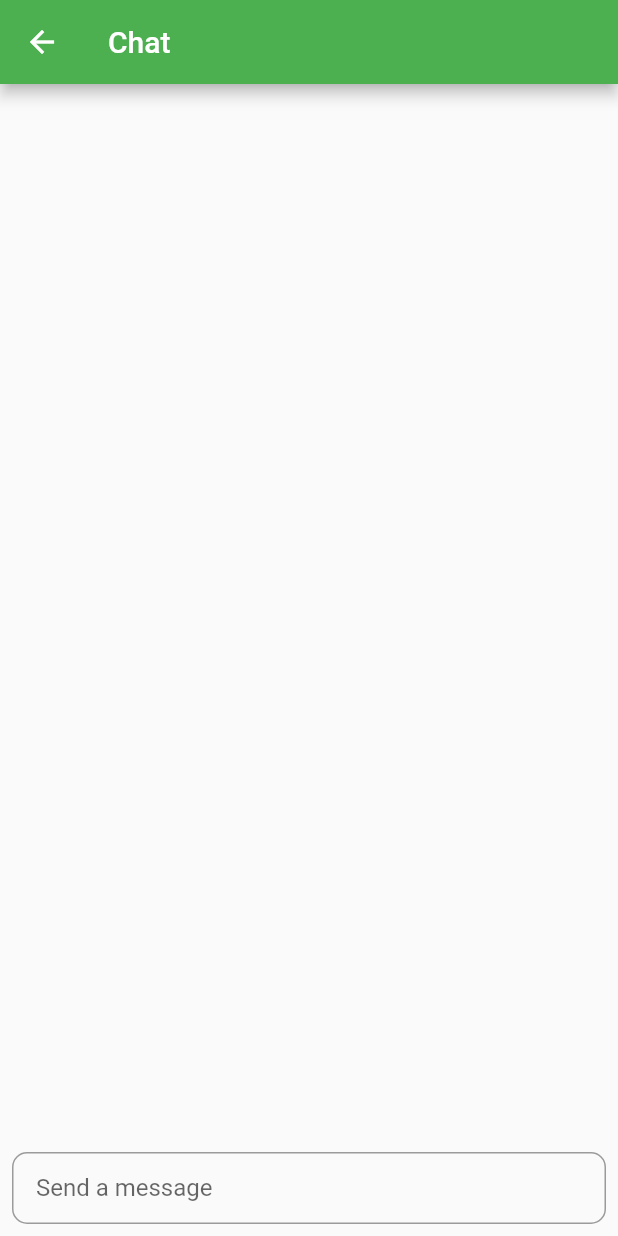
After one commit to malavikaac/Flutter_video_config_agora, a Flutter app: the ChatScreen screen opened directly, on a phone screen of 412 x 824 dp. The commit adds this screen. Run offline on Flutter 3.47's test engine with Material 2 defaults, Android fonts, the phone set to English and light mode, and no system bars; missing offline and left inert: agora_uikit.

Commit message:
chat Screen UI

```diff
--- a/lib/chat/chat.dart
+++ /dev/null
@@ -1 +0,0 @@
-import 'package:flutter/material.dart';
--- /dev/null
+++ b/lib/chat/views/chatScreen.dart
@@ -0,0 +1,37 @@
+import 'package:flutter/material.dart';
+import 'package:flutter_call_demo/chat/widgets/message_text_field.dart';
+
+import '../widgets/message_bubble.dart';
+
+class ChatScreen extends StatelessWidget {
+  const ChatScreen({super.key});
+
+  @override
+  Widget build(BuildContext context) {
+    return Scaffold(
+      appBar: AppBar(
+        title:Text('Chat') ,
+        ),
+        body: Column(
+          children: [
+            Expanded(
+              child: ListView.separated(
+                padding: EdgeInsets.only(bottom: 16),
+                reverse: true,
+                itemBuilder: (BuildContext context, int index) => SizedBox.shrink(),
+                 itemCount: 0,
+                 separatorBuilder: (BuildContext context, int index) => SizedBox(height: 16,),
+              ),
+            ),
+            const MessageTextField(),
+          ],
+        ),
+    );
+  }
+}
+
+const _messages = <MessageBubble>[
+  MessageBubble(
+    profileImageUrl: 'https://images.unsplash.com/photo-1677431532210-19204d5eee40?ixlib=rb-4.0.3&ixid=MnwxMjA3fDB8MHxwaG90by1wYWdlfHx8fGVufDB8fHx8&auto=format&fit=crop&w=688&q=80',
+  )
+];
--- /dev/null
+++ b/lib/chat/widgets/message_text_field.dart
@@ -0,0 +1,28 @@
+import 'package:flutter/material.dart';
+
+class MessageTextField extends StatelessWidget {
+  const MessageTextField({super.key});
+
+  @override
+  Widget build(BuildContext context) {
+    return SafeArea(
+      child: Padding(
+        padding: const EdgeInsets.all(8.0),
+        child: TextField(
+          textAlignVertical: TextAlignVertical.center,
+          textCapitalization: TextCapitalization.sentences,
+          textInputAction: TextInputAction.send,
+          decoration: InputDecoration(
+            contentPadding:EdgeInsets.symmetric(
+              vertical: 8,
+              horizontal: 16,
+            ),
+            border: OutlineInputBorder(
+              borderRadius: BorderRadius.circular(10),
+            ),hintText: 'Send a message'
+          ),
+        ),
+      ),
+    );
+  }
+}
--- a/lib/homePage.dart
+++ b/lib/homePage.dart
@@ -1,5 +1,6 @@
 import 'package:agora_uikit/agora_uikit.dart';
 import 'package:flutter/material.dart';
+import 'package:flutter_call_demo/chat/views/chatScreen.dart';
 import 'package:flutter_call_demo/end_page.dart';
 
 
@@ -20,10 +21,11 @@ class _MyAppState extends State<MyAppName> {
       screenSharingEnabled: true,
 
     ),
-    agoraChannelData: AgoraChannelData(
-      isActiveSpeakerDisabled: false,
-      channelProfileType: ChannelProfileType.channelProfileLiveBroadcasting,
-    )
+   enabledPermission: [
+    Permission.camera,
+    Permission.microphone,
+    Permission.calendar
+   ]
   );
 
   @override
@@ -82,9 +84,11 @@ class _MyAppState extends State<MyAppName> {
                Align(
                 alignment: Alignment.centerRight,
                  child: Container(
-                  height: 500,
-                  width: 500,
+                  height: 600,
+                  width: 600,
                   color: Color.fromARGB(255, 184, 182, 179),
+               //  builder : (_, child) => _unfocus(child:child!),
+                  child:  ChatScreen(),
 
                  ),
                )
@@ -98,3 +102,18 @@ class _MyAppState extends State<MyAppName> {
     );
   }
 }
+
+class _Unfocus extends StatelessWidget {
+  const _Unfocus({required this.child,super.key});
+
+  final Widget child;
+
+  @override
+  Widget build(BuildContext context) {
+    return GestureDetector(
+      behavior: HitTestBehavior.opaque,
+      onTap: () => FocusManager.instance.primaryFocus?.unfocus(),
+      child:child,
+    );
+  }
+}
--- a/lib/main.dart
+++ b/lib/main.dart
@@ -12,6 +12,7 @@ class MyApp extends StatelessWidget {
   @override
   Widget build(BuildContext context) {
     return MaterialApp(
+      theme: ThemeData(primarySwatch: Colors.green),
       debugShowCheckedModeBanner: false,
       home: HomePage(),
     );
```
Also changed, not shown: lib/chat/widgets/message_bubble.dart (added, +51 -0 lines), lib/chat/views/video_call_screen.dart (added), lib/chat/widgets/chat.dart (added), 1 other file.
